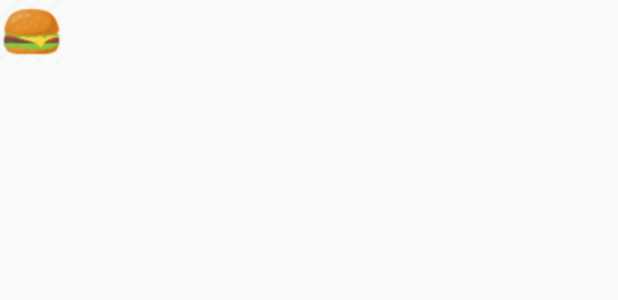
After one commit to HJTN/AppProgramming_T6, an Android app: the layout tutorial_view.xml on its own in the app's theme, with its tools: preview values and no code run, on a phone screen of 412 x 824 dp. The commit adds this screen. Shown: the top 300 px of the screen. Run offline under Robolectric (Android 15) with nearby library versions, the light colour scheme and no system bars.

Commit message:
tutorial panel positioning

```diff
--- a/app/src/main/java/com/example/kioskupgrade/CustomDialog.kt
+++ b/app/src/main/java/com/example/kioskupgrade/CustomDialog.kt
@@ -12,7 +12,6 @@ class CustomDialog(context: Context) : Dialog(context) {
     private lateinit var applyButton : Button
     private lateinit var cancelButton : Button
 
-
     override fun onCreate(savedInstanceState: Bundle?) {
         super.onCreate(savedInstanceState)
         setContentView(R.layout.dialog_custom)
@@ -20,8 +19,6 @@ class CustomDialog(context: Context) : Dialog(context) {
 
         applyButton = findViewById(R.id.apply_btn)
         cancelButton = findViewById(R.id.cancel_btn)
-
-
 
 
         // 추가 버튼 클릭 시 onAddButtonClicked 호출 후 종료
--- /dev/null
+++ b/app/src/main/java/com/example/kioskupgrade/TutorialViewRenderer.kt
@@ -0,0 +1,5 @@
+package com.example.kioskupgrade
+
+class TutorialViewRenderer {
+
+}
--- /dev/null
+++ b/app/src/main/res/layout/tutorial_view.xml
@@ -0,0 +1,17 @@
+<?xml version="1.0" encoding="utf-8"?>
+<androidx.constraintlayout.widget.ConstraintLayout xmlns:android="http://schemas.android.com/apk/res/android"
+    android:layout_width="match_parent"
+    android:layout_height="match_parent">
+    <FrameLayout
+        android:layout_width="match_parent"
+        android:layout_height="match_parent">
+        <ImageView
+            android:id="@+id/itemImg"
+            android:layout_width="wrap_content"
+            android:layout_height="wrap_content"
+            android:src="@drawable/hamburger"
+            android:clickable="true"/>
+    </FrameLayout>
+
+
+</androidx.constraintlayout.widget.ConstraintLayout>
```
Also changed, not shown: app/src/main/java/com/example/kioskupgrade/MainActivity.kt (+44 -3 lines), app/src/main/res/layout/activity_main.xml (+40 -1 lines), app/src/main/res/drawable/tutorial_panel.png (added).
